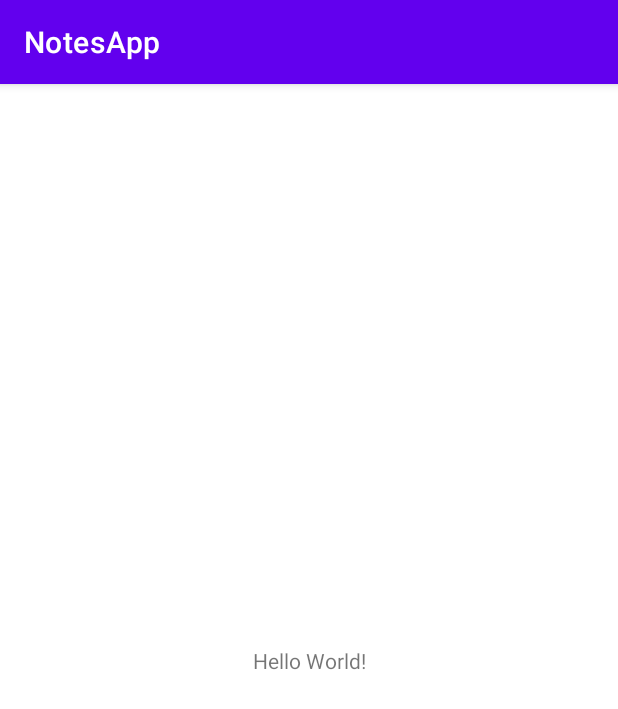
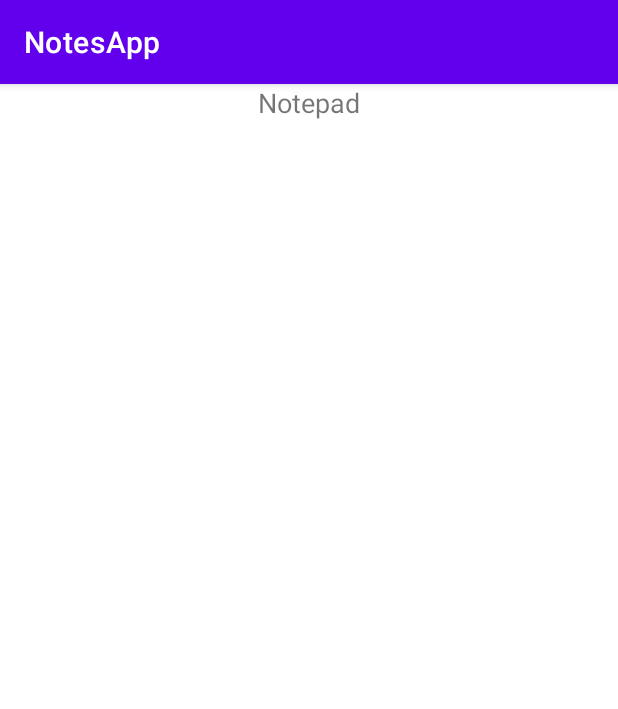
Before and after one commit to cycjiuk8704/GB_HW_NotesApp, an Android app: the screen it shows after launch (MainActivity), on a phone screen of 412 x 824 dp. Shown: the top 709 px of the screen. Run offline under Robolectric (Android 15) with nearby library versions, the phone set to English and light mode, and no system bars; 3 statements that could not run were skipped.

```diff
--- a/app/build.gradle
+++ b/app/build.gradle
@@ -33,6 +33,7 @@ dependencies {
     implementation 'androidx.appcompat:appcompat:1.3.0'
     implementation 'com.google.android.material:material:1.3.0'
     implementation 'androidx.constraintlayout:constraintlayout:2.0.4'
+    implementation 'androidx.legacy:legacy-support-v4:1.0.0'
     testImplementation 'junit:junit:4.+'
     androidTestImplementation 'androidx.test.ext:junit:1.1.2'
     androidTestImplementation 'androidx.test.espresso:espresso-core:3.3.0'
--- a/app/src/main/java/com/example/notesapp/MainActivity.java
+++ b/app/src/main/java/com/example/notesapp/MainActivity.java
@@ -1,14 +1,43 @@
 package com.example.notesapp;
 
 import androidx.appcompat.app.AppCompatActivity;
+import androidx.fragment.app.FragmentTransaction;
 
+import android.app.Fragment;
 import android.os.Bundle;
+import android.widget.TextView;
 
 public class MainActivity extends AppCompatActivity {
 
+    NoteListFragment noteListFrag;
+    private TextView noteName;
+    private TextView noteDescription;
+    private TextView noteDateOfCreation;
+    private TextView noteText;
     @Override
     protected void onCreate(Bundle savedInstanceState) {
         super.onCreate(savedInstanceState);
         setContentView(R.layout.activity_main);
+
+        init();
+    }
+
+    private void init() {
+        NoteDataClass noteOne = new NoteDataClass("note1", "someNoteDescrikption1", "date", "there might be your text");
+
+        noteListFrag = new NoteListFragment();
+
+
+        FragmentTransaction f1Trans = getSupportFragmentManager().beginTransaction();
+        f1Trans.add(R.id.fragmentContainerView, noteListFrag);
+        f1Trans.commit();
+
+        noteName = findViewById(R.id.noteName);
+        noteDescription = findViewById(R.id.noteDescription);
+        noteDateOfCreation = findViewById(R.id.noteDate);
+
+        noteName.setText(noteOne.getName());
+        noteDescription.setText(noteOne.getDescription());
+        noteDateOfCreation.setText(noteOne.getDateOfCreation());
     }
 }
--- /dev/null
+++ b/app/src/main/java/com/example/notesapp/NoteDataClass.java
@@ -0,0 +1,49 @@
+package com.example.notesapp;
+
+import java.util.ArrayList;
+
+public class NoteDataClass {
+    private String name;
+    private String description;
+    private String dateOfCreation;
+    private String noteText;
+
+    public NoteDataClass(String name, String description, String dateOfCreation, String noteText) {
+        this.name = name;
+        this.description = description;
+        this.dateOfCreation = dateOfCreation;
+        this.noteText = noteText;
+    }
+
+    public String getName() {
+        return name;
+    }
+
+    public String getDescription() {
+        return description;
+    }
+
+    public String getDateOfCreation() {
+        return dateOfCreation;
+    }
+
+    public String getNoteText() {
+        return noteText;
+    }
+
+    public void setName(String name) {
+        this.name = name;
+    }
+
+    public void setDescription(String description) {
+        this.description = description;
+    }
+
+    public void setDateOfCreation(String dateOfCreation) {
+        this.dateOfCreation = dateOfCreation;
+    }
+
+    public void setNoteText(String noteText) {
+        this.noteText = noteText;
+    }
+}
--- /dev/null
+++ b/app/src/main/java/com/example/notesapp/NoteListFragment.java
@@ -0,0 +1,18 @@
+package com.example.notesapp;
+
+import android.os.Bundle;
+
+import androidx.fragment.app.Fragment;
+
+import android.view.LayoutInflater;
+import android.view.View;
+import android.view.ViewGroup;
+
+public class NoteListFragment extends Fragment {
+
+    @Override
+    public View onCreateView(LayoutInflater inflater, ViewGroup container,
+                             Bundle savedInstanceState) {
+        return inflater.inflate(R.layout.fragment_note_list, container, false);
+    }
+}
--- a/app/src/main/res/layout/activity_main.xml
+++ b/app/src/main/res/layout/activity_main.xml
@@ -1,18 +1,21 @@
 <?xml version="1.0" encoding="utf-8"?>
-<androidx.constraintlayout.widget.ConstraintLayout xmlns:android="http://schemas.android.com/apk/res/android"
-    xmlns:app="http://schemas.android.com/apk/res-auto"
+<FrameLayout xmlns:android="http://schemas.android.com/apk/res/android"
     xmlns:tools="http://schemas.android.com/tools"
     android:layout_width="match_parent"
     android:layout_height="match_parent"
     tools:context=".MainActivity">
 
     <TextView
-        android:layout_width="wrap_content"
+        android:id="@+id/textView"
+        android:layout_width="match_parent"
         android:layout_height="wrap_content"
-        android:text="Hello World!"
-        app:layout_constraintBottom_toBottomOf="parent"
-        app:layout_constraintLeft_toLeftOf="parent"
-        app:layout_constraintRight_toRightOf="parent"
-        app:layout_constraintTop_toTopOf="parent" />
+        android:text="@string/notepad"
+        android:textAlignment="center"
+        android:textSize="@dimen/capeTextSize"/>
 
-</androidx.constraintlayout.widget.ConstraintLayout>
+    <androidx.fragment.app.FragmentContainerView
+        android:id="@+id/fragmentContainerView"
+        android:name="com.example.notesapp.NoteListFragment"
+        android:layout_width="match_parent"
+        android:layout_height="match_parent" />
+</FrameLayout>
--- /dev/null
+++ b/app/src/main/res/layout/fragment_note_list.xml
@@ -0,0 +1,30 @@
+<?xml version="1.0" encoding="utf-8"?>
+<LinearLayout xmlns:android="http://schemas.android.com/apk/res/android"
+    xmlns:tools="http://schemas.android.com/tools"
+    android:layout_width="match_parent"
+    android:layout_height="match_parent"
+    tools:context=".NoteListFragment">
+
+    <!-- TODO: Update blank fragment layout -->
+    <TextView
+        android:layout_width="wrap_content"
+        android:layout_height="wrap_content"
+        android:layout_weight="1"
+        android:text=""
+        android:id="@+id/noteName"/>
+
+    <TextView
+        android:layout_width="wrap_content"
+        android:layout_height="wrap_content"
+        android:layout_weight="3"
+        android:text=""
+        android:id="@+id/noteDescription"/>
+
+    <TextView
+        android:layout_width="wrap_content"
+        android:layout_height="wrap_content"
+        android:layout_weight="1"
+        android:text=""
+        android:id="@+id/noteDate"/>
+
+</LinearLayout>
--- /dev/null
+++ b/app/src/main/res/values/dimens.xml
@@ -0,0 +1,4 @@
+<?xml version="1.0" encoding="utf-8"?>
+<resources>
+    <dimen name="capeTextSize">18sp</dimen>
+</resources>
--- a/app/src/main/res/values/strings.xml
+++ b/app/src/main/res/values/strings.xml
@@ -1,3 +1,6 @@
 <resources>
     <string name="app_name">NotesApp</string>
+    <!-- TODO: Remove or change this placeholder text -->
+    <string name="hello_blank_fragment">Hello blank fragment</string>
+    <string name="notepad">Notepad</string>
 </resources>
```
